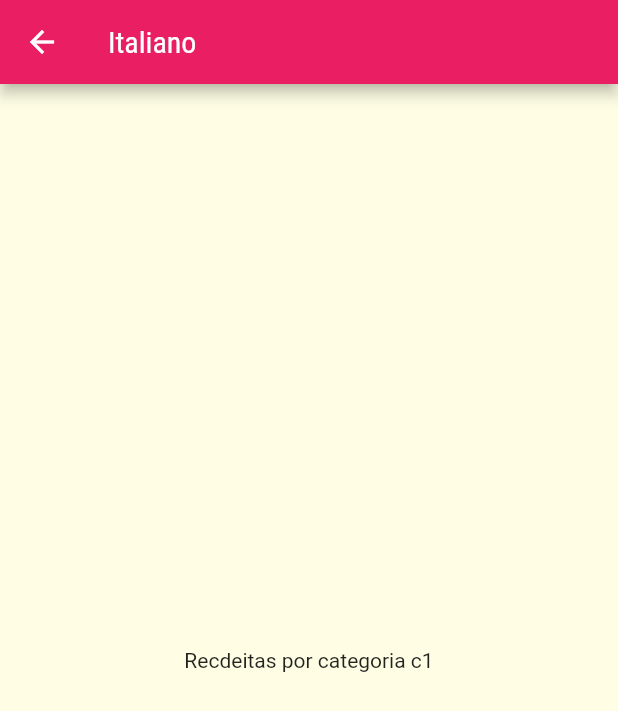
After one commit to KaremSouza12/meals, a Flutter app: the screen it shows after launch, after a tap on "Italiano", on a phone screen of 412 x 824 dp. The commit adds this screen. Shown: the top 711 px of the screen. Run offline on Flutter 3.47's test engine with Material 2 defaults, Android fonts, the phone set to English and light mode, and no system bars.

Commit message:
Categories meals and named routes

```diff
--- a/lib/components/category_item.dart
+++ b/lib/components/category_item.dart
@@ -1,19 +1,34 @@
 import 'package:flutter/material.dart';
 import 'package:meals/models/category.dart';
+import 'package:meals/utils/app_routes.dart';
 
 class CategoryItem extends StatelessWidget {
   const CategoryItem({super.key, required this.category});
 
   final Category category;
 
+  void _selectedCategory(BuildContext context) {
+    Navigator.of(context).pushNamed(
+      appRoutes.categoriesMeals,
+      arguments: category,
+    );
+  }
+
   @override
   Widget build(BuildContext context) {
-    return Container(
+    return InkWell(
+      onTap: () => _selectedCategory(context),
+      borderRadius: BorderRadius.circular(15),
+      splashColor: Theme.of(context).primaryColor,
+      child: Container(
         padding: const EdgeInsets.all(20),
         decoration: BoxDecoration(
           borderRadius: BorderRadius.circular(15),
           gradient: LinearGradient(
-          colors: [category.color.withOpacity(0.5), category.color],
+            colors: [
+              category.color.withOpacity(0.5),
+              category.color,
+            ],
             begin: Alignment.topLeft,
             end: Alignment.bottomRight,
           ),
@@ -22,6 +37,7 @@ class CategoryItem extends StatelessWidget {
           category.title,
           style: Theme.of(context).textTheme.titleLarge,
         ),
+      ),
     );
   }
 }
--- a/lib/main.dart
+++ b/lib/main.dart
@@ -1,5 +1,7 @@
 import 'package:flutter/material.dart';
+import 'package:meals/scrreens/categories_meals_screen.dart';
 import 'package:meals/scrreens/categories_screen.dart';
+import 'package:meals/utils/app_routes.dart';
 
 void main() => runApp(const MyApp());
 
@@ -22,7 +24,10 @@ class MyApp extends StatelessWidget {
               ),
             ),
       ),
-      home: const CategoriesScreen(),
+      routes: {
+        appRoutes.home: (_) => const CategoriesScreen(),
+        appRoutes.categoriesMeals: (_) => const CategoryMeals(),
+      },
     );
   }
 }
--- /dev/null
+++ b/lib/scrreens/categories_meals_screen.dart
@@ -0,0 +1,19 @@
+import 'package:flutter/material.dart';
+import 'package:meals/models/category.dart';
+
+class CategoryMeals extends StatelessWidget {
+  const CategoryMeals({super.key});
+
+  @override
+  Widget build(BuildContext context) {
+    final category = ModalRoute.of(context)?.settings.arguments as Category;
+    return Scaffold(
+      appBar: AppBar(
+        title: Text(category.title),
+      ),
+      body: Center(
+        child: Text('Recdeitas por categoria ${category.id}'),
+      ),
+    );
+  }
+}
--- /dev/null
+++ b/lib/utils/app_routes.dart
@@ -0,0 +1,4 @@
+class appRoutes {
+  static const home = '/';
+  static const categoriesMeals = '/categories-meals';
+}
```
Lines whose indentation alone changed are shown as unchanged.
